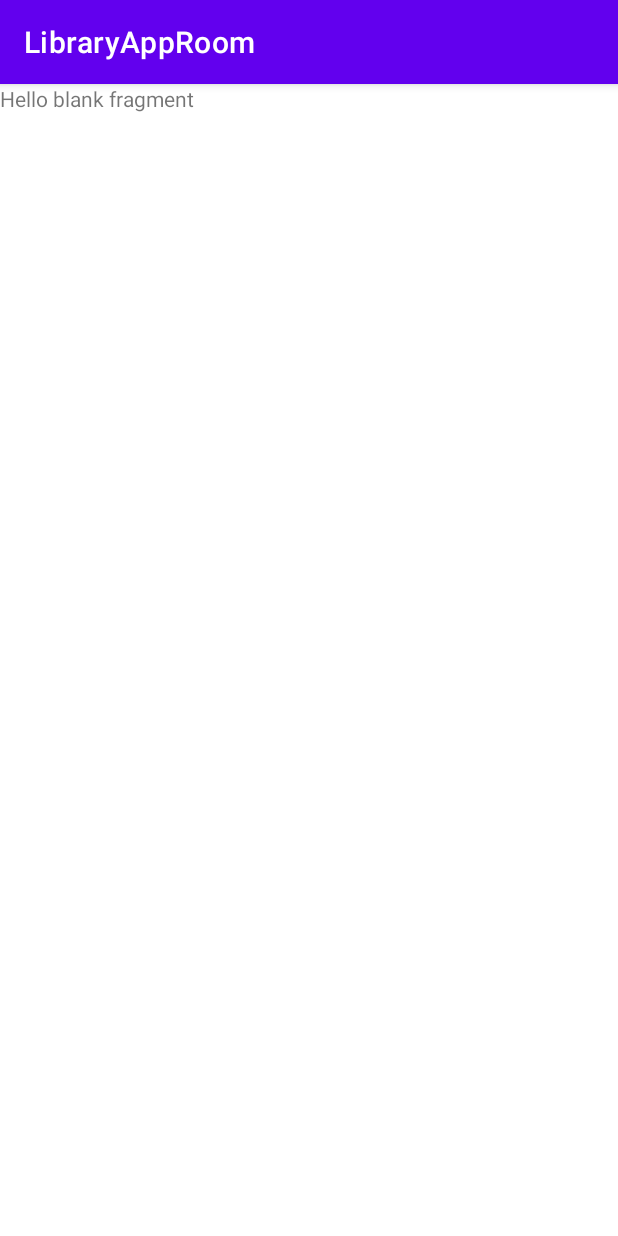
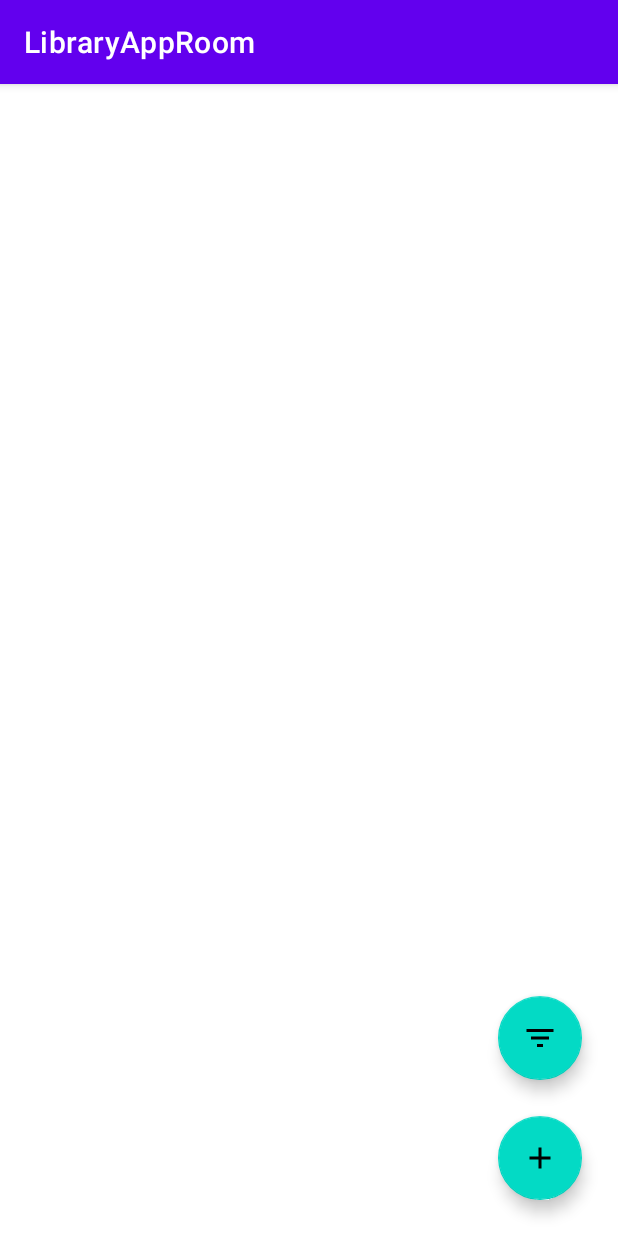
Before and after one commit to BrunoMazzocchi/LibraryApp_ROOM, an Android app: the fragment FragmentLibro shown on its own in the app's theme, on a phone screen of 412 x 824 dp. Run offline under Robolectric (Android 15) with nearby library versions, the phone set to English and light mode, and no system bars.

Commit message:
Recycler view and adapter

```diff
--- a/app/build.gradle
+++ b/app/build.gradle
@@ -48,7 +48,10 @@
     implementation 'androidx.navigation:navigation-ui-ktx:2.4.2'
     implementation 'androidx.navigation:navigation-fragment-ktx:2.4.2'
     //Persistencia
-
+    // universal image loader
+    implementation 'com.nostra13.universalimageloader:universal-image-loader:1.9.5'
+    // circular image view library
+    implementation 'de.hdodenhof:circleimageview:3.0.0'
 //https://developer.android.com/jetpack/androidx/releases/room
     def room_version = "2.4.2"
     implementation "androidx.room:room-runtime:$room_version"
--- a/app/src/main/java/com/example/libraryapproom/MainActivity.kt
+++ b/app/src/main/java/com/example/libraryapproom/MainActivity.kt
@@ -1,7 +1,11 @@
 package com.example.libraryapproom
 
+import android.os.Bundle
+import android.view.Menu
+import android.view.MenuItem
+import android.widget.SearchView
 import androidx.appcompat.app.AppCompatActivity
-import android.os.Bundle
+import androidx.core.view.MenuItemCompat
 import androidx.fragment.app.Fragment
 import com.example.libraryapproom.databinding.ActivityMainBinding
 import com.example.libraryapproom.fragments.lista.FragmentLibro
--- /dev/null
+++ b/app/src/main/java/com/example/libraryapproom/bd/entidades/LibroModel.kt
@@ -0,0 +1,3 @@
+package com.example.libraryapproom.bd.entidades
+
+data class LibroModel()
--- /dev/null
+++ b/app/src/main/res/drawable/ic_add_24.xml
@@ -0,0 +1,10 @@
+<vector xmlns:android="http://schemas.android.com/apk/res/android"
+    android:width="24dp"
+    android:height="24dp"
+    android:viewportWidth="24"
+    android:viewportHeight="24"
+    android:tint="?attr/colorControlNormal">
+  <path
+      android:fillColor="@android:color/white"
+      android:pathData="M19,13h-6v6h-2v-6H5v-2h6V5h2v6h6v2z"/>
+</vector>
--- /dev/null
+++ b/app/src/main/res/drawable/ic_filter_24.xml
@@ -0,0 +1,10 @@
+<vector xmlns:android="http://schemas.android.com/apk/res/android"
+    android:width="24dp"
+    android:height="24dp"
+    android:viewportWidth="24"
+    android:viewportHeight="24"
+    android:tint="?attr/colorControlNormal">
+  <path
+      android:fillColor="@android:color/white"
+      android:pathData="M10,18h4v-2h-4v2zM3,6v2h18L21,6L3,6zM6,13h12v-2L6,11v2z"/>
+</vector>
--- a/app/src/main/res/layout/fragment_libro.xml
+++ b/app/src/main/res/layout/fragment_libro.xml
@@ -1,14 +1,44 @@
 <?xml version="1.0" encoding="utf-8"?>
-<FrameLayout xmlns:android="http://schemas.android.com/apk/res/android"
+<androidx.constraintlayout.widget.ConstraintLayout
+    xmlns:android="http://schemas.android.com/apk/res/android"
+    xmlns:app="http://schemas.android.com/apk/res-auto"
     xmlns:tools="http://schemas.android.com/tools"
     android:layout_width="match_parent"
     android:layout_height="match_parent"
+    android:orientation="vertical"
     tools:context=".fragments.lista.FragmentLibro">
-
     <!-- TODO: Update blank fragment layout -->
-    <TextView
+    <androidx.recyclerview.widget.RecyclerView
+        android:id="@+id/RcvLibro"
         android:layout_width="match_parent"
         android:layout_height="match_parent"
-        android:text="@string/hello_blank_fragment" />
+        app:layout_constraintBottom_toBottomOf="parent"
+        app:layout_constraintEnd_toEndOf="parent"
+        app:layout_constraintHorizontal_bias="0.5"
+        app:layout_constraintStart_toStartOf="parent"
+        app:layout_constraintTop_toTopOf="parent" />
 
-</FrameLayout>
+    <com.google.android.material.floatingactionbutton.FloatingActionButton
+        android:id="@+id/BtnAgregar"
+        android:layout_width="wrap_content"
+        android:layout_height="wrap_content"
+        android:layout_marginEnd="24dp"
+        android:layout_marginBottom="24dp"
+        android:src="@drawable/ic_add_24"
+        app:layout_constraintBottom_toBottomOf="parent"
+        app:layout_constraintEnd_toEndOf="parent"
+
+        tools:ignore="SpeakableTextPresentCheck,SpeakableTextPresentCheck" />
+    <com.google.android.material.floatingactionbutton.FloatingActionButton
+        android:id="@+id/BtnFiltrar"
+        android:layout_width="wrap_content"
+        android:layout_height="wrap_content"
+        android:layout_marginEnd="24dp"
+        android:layout_marginBottom="24dp"
+        android:src="@drawable/ic_filter_24"
+        app:layout_constraintBottom_toTopOf="@+id/BtnAgregar"
+        app:layout_constraintEnd_toEndOf="parent"
+
+        tools:ignore="SpeakableTextPresentCheck,SpeakableTextPresentCheck" />
+
+</androidx.constraintlayout.widget.ConstraintLayout>
--- a/app/src/main/res/values/themes.xml
+++ b/app/src/main/res/values/themes.xml
@@ -12,5 +12,7 @@
         <!-- Status bar color. -->
         <item name="android:statusBarColor" tools:targetApi="l">?attr/colorPrimaryVariant</item>
         <!-- Customize your theme here. -->
+
+
     </style>
 </resources>
```
Also changed, not shown: app/src/main/java/com/example/libraryapproom/fragments/lista/adapter/LibroAdapter.kt (added, +7 -0 lines), app/src/main/res/drawable/ic_search_24.xml (added, +10 -0 lines), app/src/main/res/layout/lista_libro.xml (added, +83 -0 lines), app/src/main/res/drawable-v24/Halo.jpg (added).
